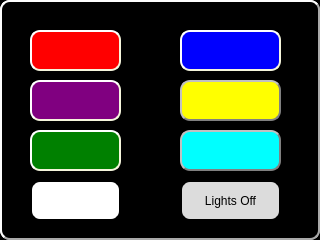
Qt form Fireplace/mainwindow.ui (bsileo/HomeAutomation) before a commit.
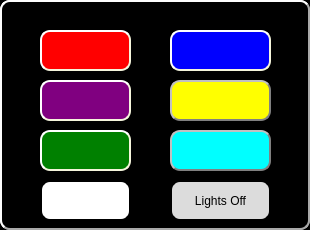
The same form after that commit.

What changed in the file:
```diff
--- a/Fireplace/mainwindow.ui
+++ b/Fireplace/mainwindow.ui
@@ -6,20 +6,20 @@
    <rect>
     <x>0</x>
     <y>0</y>
-    <width>320</width>
-    <height>240</height>
+    <width>310</width>
+    <height>230</height>
    </rect>
   </property>
   <property name="minimumSize">
    <size>
-    <width>320</width>
-    <height>240</height>
+    <width>310</width>
+    <height>230</height>
    </size>
   </property>
   <property name="maximumSize">
    <size>
-    <width>320</width>
-    <height>240</height>
+    <width>310</width>
+    <height>230</height>
    </size>
   </property>
   <property name="windowTitle">
@@ -38,7 +38,7 @@
    <widget class="QPushButton" name="blueButton">
     <property name="geometry">
      <rect>
-      <x>180</x>
+      <x>170</x>
       <y>30</y>
       <width>101</width>
       <height>41</height>
@@ -150,7 +150,7 @@
    <widget class="QPushButton" name="redButton">
     <property name="geometry">
      <rect>
-      <x>30</x>
+      <x>40</x>
       <y>30</y>
       <width>91</width>
       <height>41</height>
@@ -271,7 +271,7 @@
    <widget class="QPushButton" name="offButton">
     <property name="geometry">
      <rect>
-      <x>180</x>
+      <x>170</x>
       <y>180</y>
       <width>101</width>
       <height>41</height>
@@ -292,7 +292,7 @@
    <widget class="QPushButton" name="purpleButton">
     <property name="geometry">
      <rect>
-      <x>30</x>
+      <x>40</x>
       <y>80</y>
       <width>91</width>
       <height>41</height>
@@ -404,7 +404,7 @@
    <widget class="QPushButton" name="yellowButton">
     <property name="geometry">
      <rect>
-      <x>180</x>
+      <x>170</x>
       <y>80</y>
       <width>101</width>
       <height>41</height>
@@ -519,7 +519,7 @@
    <widget class="QPushButton" name="greenButton">
     <property name="geometry">
      <rect>
-      <x>30</x>
+      <x>40</x>
       <y>130</y>
       <width>91</width>
       <height>41</height>
@@ -631,7 +631,7 @@
    <widget class="QPushButton" name="ltBlueButton">
     <property name="geometry">
      <rect>
-      <x>180</x>
+      <x>170</x>
       <y>130</y>
       <width>101</width>
       <height>41</height>
@@ -743,7 +743,7 @@
    <widget class="QPushButton" name="whiteButton">
     <property name="geometry">
      <rect>
-      <x>30</x>
+      <x>40</x>
       <y>180</y>
       <width>91</width>
       <height>41</height>
```
